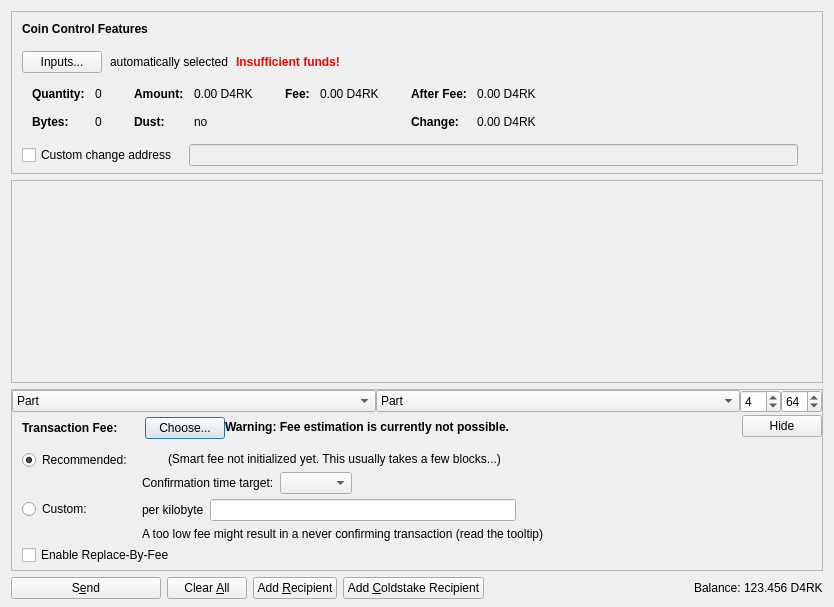
Before: the Qt Designer form src/qt/forms/sendcoinsdialog.ui in DarkPayCoin/darkpay-core, drawn with Qt 5.
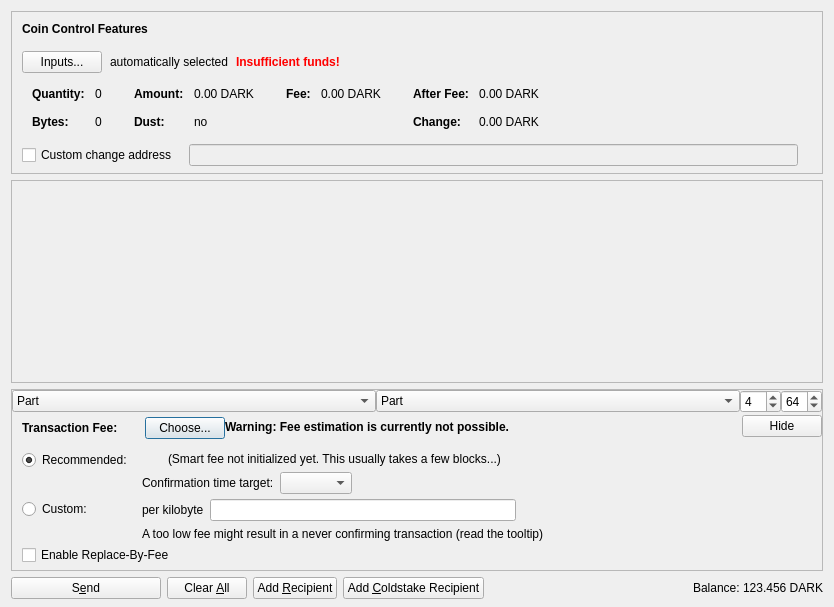
After: the same form once the commit is applied. Icons and pictures are not drawn. Custom widgets are drawn as their Qt base class.

The edit to the form file:
```diff
--- a/src/qt/forms/sendcoinsdialog.ui
+++ b/src/qt/forms/sendcoinsdialog.ui
@@ -324,7 +324,7 @@
                   <enum>Qt::ActionsContextMenu</enum>
                  </property>
                  <property name="text">
-                  <string notr="true">0.00 D4RK</string>
+                  <string notr="true">0.00 DARK</string>
                  </property>
                  <property name="textInteractionFlags">
                   <set>Qt::LinksAccessibleByMouse|Qt::TextSelectableByKeyboard|Qt::TextSelectableByMouse</set>
@@ -404,7 +404,7 @@
                   <enum>Qt::ActionsContextMenu</enum>
                  </property>
                  <property name="text">
-                  <string notr="true">0.00 D4RK</string>
+                  <string notr="true">0.00 DARK</string>
                  </property>
                  <property name="textInteractionFlags">
                   <set>Qt::LinksAccessibleByMouse|Qt::TextSelectableByKeyboard|Qt::TextSelectableByMouse</set>
@@ -455,7 +455,7 @@
                   <enum>Qt::ActionsContextMenu</enum>
                  </property>
                  <property name="text">
-                  <string notr="true">0.00 D4RK</string>
+                  <string notr="true">0.00 DARK</string>
                  </property>
                  <property name="textInteractionFlags">
                   <set>Qt::LinksAccessibleByMouse|Qt::TextSelectableByKeyboard|Qt::TextSelectableByMouse</set>
@@ -484,7 +484,7 @@
                   <enum>Qt::ActionsContextMenu</enum>
                  </property>
                  <property name="text">
-                  <string notr="true">0.00 D4RK</string>
+                  <string notr="true">0.00 DARK</string>
                  </property>
                  <property name="textInteractionFlags">
                   <set>Qt::LinksAccessibleByMouse|Qt::TextSelectableByKeyboard|Qt::TextSelectableByMouse</set>
@@ -1314,7 +1314,7 @@
           <cursorShape>IBeamCursor</cursorShape>
          </property>
          <property name="text">
-          <string notr="true">123.456 D4RK</string>
+          <string notr="true">123.456 DARK</string>
          </property>
          <property name="textInteractionFlags">
           <set>Qt::LinksAccessibleByMouse|Qt::TextSelectableByKeyboard|Qt::TextSelectableByMouse</set>
```
